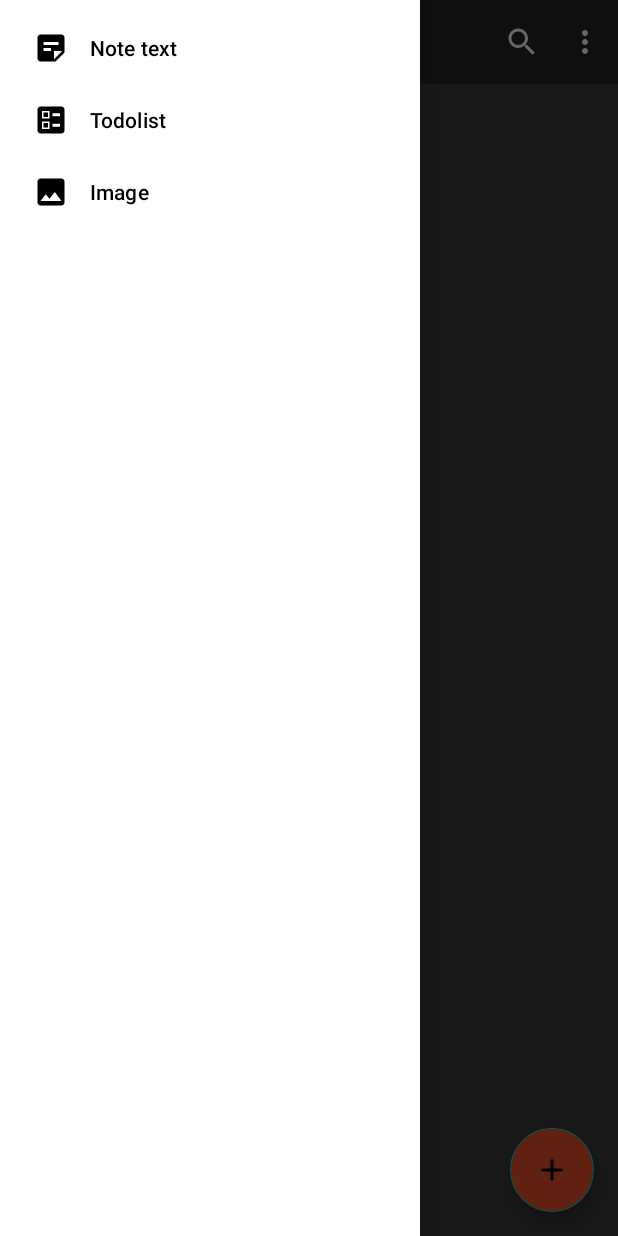
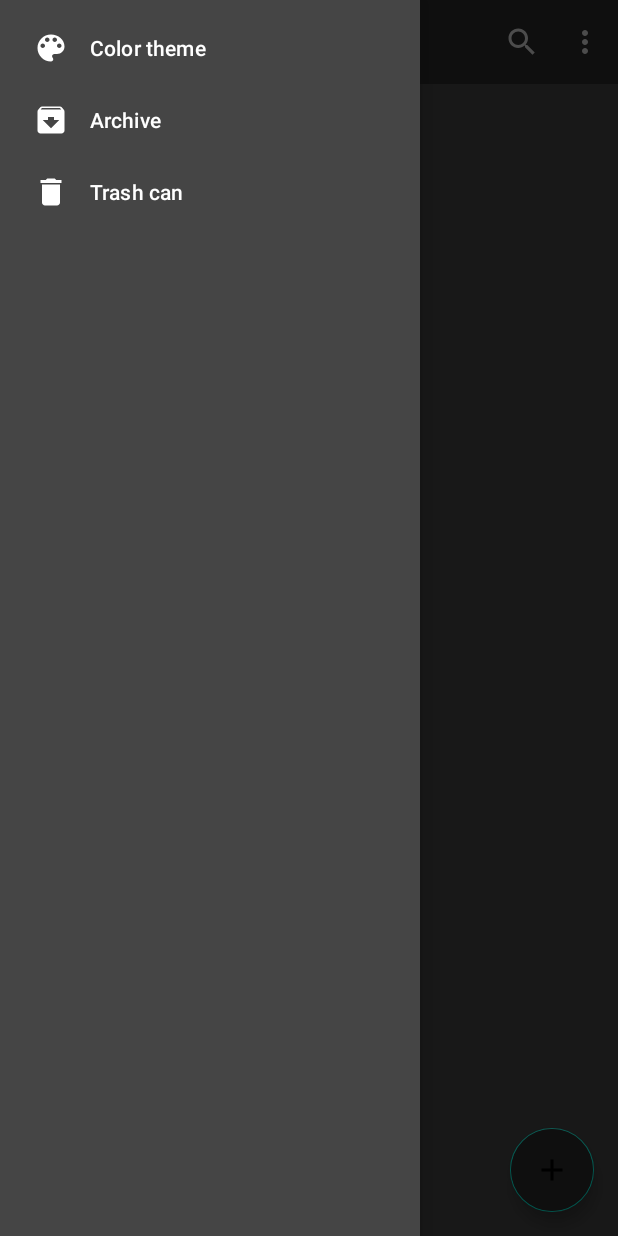
Before and after one commit to GansA11es/NoteApp, an Android app: the screen it shows after launch (MainActivity), with the side drawer open, on a phone screen of 412 x 824 dp. Run offline under Robolectric (Android 15) with nearby library versions, the phone set to English and light mode, and no system bars.

Commit message:
fix color background

```diff
--- a/app/src/main/java/com/example/noteapp/MainActivity.kt
+++ b/app/src/main/java/com/example/noteapp/MainActivity.kt
@@ -25,7 +25,7 @@ class MainActivity : AppCompatActivity(), NavigationView.OnNavigationItemSelecte
         drawerLayout = findViewById(R.id.drawer_layout)
         navMenu = findViewById(R.id.nav_menu)
 
-        var actionBarDrawerToggle = ActionBarDrawerToggle(
+        val actionBarDrawerToggle = ActionBarDrawerToggle(
             this,
             drawerLayout,
             mToolbar,
@@ -42,7 +42,8 @@ class MainActivity : AppCompatActivity(), NavigationView.OnNavigationItemSelecte
     override fun onCreateOptionsMenu(menu: Menu?): Boolean {
         val inflater = menuInflater
         inflater.inflate(R.menu.menu_main, menu)
-        return super.onCreateOptionsMenu(menu)
+        super.onCreateOptionsMenu(menu)
+        return true
     }
 
     override fun onNavigationItemSelected(item: MenuItem): Boolean {
--- /dev/null
+++ b/app/src/main/res/drawable/ic_baseline_archive_24.xml
@@ -0,0 +1,5 @@
+<vector android:height="24dp" android:tint="#FFFFFF"
+    android:viewportHeight="24" android:viewportWidth="24"
+    android:width="24dp" xmlns:android="http://schemas.android.com/apk/res/android">
+    <path android:fillColor="@android:color/white" android:pathData="M20.54,5.23l-1.39,-1.68C18.88,3.21 18.47,3 18,3H6c-0.47,0 -0.88,0.21 -1.16,0.55L3.46,5.23C3.17,5.57 3,6.02 3,6.5V19c0,1.1 0.9,2 2,2h14c1.1,0 2,-0.9 2,-2V6.5c0,-0.48 -0.17,-0.93 -0.46,-1.27zM12,17.5L6.5,12H10v-2h4v2h3.5L12,17.5zM5.12,5l0.81,-1h12l0.94,1H5.12z"/>
+</vector>
--- /dev/null
+++ b/app/src/main/res/drawable/ic_baseline_color_lens_24.xml
@@ -0,0 +1,5 @@
+<vector android:height="24dp" android:tint="#FFFFFF"
+    android:viewportHeight="24" android:viewportWidth="24"
+    android:width="24dp" xmlns:android="http://schemas.android.com/apk/res/android">
+    <path android:fillColor="@android:color/white" android:pathData="M12,3c-4.97,0 -9,4.03 -9,9s4.03,9 9,9c0.83,0 1.5,-0.67 1.5,-1.5 0,-0.39 -0.15,-0.74 -0.39,-1.01 -0.23,-0.26 -0.38,-0.61 -0.38,-0.99 0,-0.83 0.67,-1.5 1.5,-1.5L16,16c2.76,0 5,-2.24 5,-5 0,-4.42 -4.03,-8 -9,-8zM6.5,12c-0.83,0 -1.5,-0.67 -1.5,-1.5S5.67,9 6.5,9 8,9.67 8,10.5 7.33,12 6.5,12zM9.5,8C8.67,8 8,7.33 8,6.5S8.67,5 9.5,5s1.5,0.67 1.5,1.5S10.33,8 9.5,8zM14.5,8c-0.83,0 -1.5,-0.67 -1.5,-1.5S13.67,5 14.5,5s1.5,0.67 1.5,1.5S15.33,8 14.5,8zM17.5,12c-0.83,0 -1.5,-0.67 -1.5,-1.5S16.67,9 17.5,9s1.5,0.67 1.5,1.5 -0.67,1.5 -1.5,1.5z"/>
+</vector>
--- /dev/null
+++ b/app/src/main/res/drawable/ic_baseline_delete_24.xml
@@ -0,0 +1,5 @@
+<vector android:height="24dp" android:tint="#FFFFFF"
+    android:viewportHeight="24" android:viewportWidth="24"
+    android:width="24dp" xmlns:android="http://schemas.android.com/apk/res/android">
+    <path android:fillColor="@android:color/white" android:pathData="M6,19c0,1.1 0.9,2 2,2h8c1.1,0 2,-0.9 2,-2V7H6v12zM19,4h-3.5l-1,-1h-5l-1,1H5v2h14V4z"/>
+</vector>
--- a/app/src/main/res/layout/activity_main.xml
+++ b/app/src/main/res/layout/activity_main.xml
@@ -2,7 +2,6 @@
 <androidx.drawerlayout.widget.DrawerLayout xmlns:android="http://schemas.android.com/apk/res/android"
     xmlns:app="http://schemas.android.com/apk/res-auto"
     xmlns:tools="http://schemas .android.com/tools"
-    xmlns:tools2="http://schemas.android.com/tools"
     android:layout_width="match_parent"
     android:layout_height="match_parent"
     tools:context=".MainActivity"
@@ -11,21 +10,20 @@
     <androidx.coordinatorlayout.widget.CoordinatorLayout
         android:layout_width="match_parent"
         android:layout_height="match_parent"
-        android:background="#3C3C3C">
+        android:background="@color/color_background">
 
         <com.google.android.material.appbar.AppBarLayout
             android:layout_width="match_parent"
             android:layout_height="wrap_content"
-            android:theme="@style/ThemeOverlay.AppCompat.Dark.ActionBar"
+            android:theme="@style/ThemeOverlay.AppCompat.Dark"
             app:liftOnScroll="true">
 
             <androidx.appcompat.widget.Toolbar
                 android:id="@+id/m_toolbar"
                 android:layout_width="match_parent"
                 android:layout_height="?attr/actionBarSize"
-                android:background="#252525"
-                app:titleTextColor="@color/white"/>
-
+                android:background="@color/color_toolbar"
+                android:theme="@style/Theme.AppCompat.NoActionBar"/>
         </com.google.android.material.appbar.AppBarLayout>
 
         <com.google.android.material.floatingactionbutton.FloatingActionButton
@@ -34,13 +32,11 @@
             android:layout_height="wrap_content"
             android:layout_gravity="end|bottom"
             android:layout_margin="16dp"
-            android:backgroundTint="#F3FD562C"
-            android:outlineAmbientShadowColor="#050505"
+            android:backgroundTint="@color/color_toolbar"
             android:src="@drawable/ic_baseline_add_50"
-            app:rippleColor="#EF0000"
+            app:rippleColor="@color/color_background_click_fab"
             tools:ignore="MissingConstraints"
-            android:contentDescription="@string/description_fab"
-            tools2:targetApi="p" />
+            android:contentDescription="@string/description_fab"/>
     </androidx.coordinatorlayout.widget.CoordinatorLayout>
 
     <com.google.android.material.navigation.NavigationView
@@ -49,6 +45,8 @@
         app:menu="@menu/nav_menu"
         android:id="@+id/nav_menu"
         android:layout_gravity="start"
-        />
+        android:background="@color/color_background_nav"
+        app:itemTextColor="@color/white"
+        app:itemIconTint="@color/white"/>
 
 </androidx.drawerlayout.widget.DrawerLayout>
--- a/app/src/main/res/menu/menu_main.xml
+++ b/app/src/main/res/menu/menu_main.xml
@@ -12,8 +12,15 @@
 
     <item
         android:id="@+id/action_settings"
-        android:orderInCategory="100"
+        android:orderInCategory="1"
         android:title="@string/action_settings"
+        app:showAsAction="never" />
+
+    <item
+        android:id="@+id/action_help"
+        android:orderInCategory="2"
+        android:title="@string/action_help"
         app:showAsAction="never"/>
 
+
 </menu>
--- a/app/src/main/res/menu/nav_menu.xml
+++ b/app/src/main/res/menu/nav_menu.xml
@@ -1,13 +1,13 @@
 <?xml version="1.0" encoding="utf-8"?>
 <menu xmlns:android="http://schemas.android.com/apk/res/android">
 
-    <item android:title="@string/nav_note_text"
-        android:icon="@drawable/ic_baseline_sticky_note_2_24"/>
+    <item android:title="@string/nav_color_theme"
+        android:icon="@drawable/ic_baseline_color_lens_24"/>
 
-    <item android:title="@string/nav_todo"
-        android:icon="@drawable/ic_baseline_ballot_24"/>
+    <item android:title="@string/nav_archive"
+        android:icon="@drawable/ic_baseline_archive_24"/>
 
-    <item android:title="@string/nav_image"
-        android:icon="@drawable/ic_baseline_image_24"/>
+    <item android:title="@string/nav_trash_can"
+        android:icon="@drawable/ic_baseline_delete_24"/>
 
 </menu>
--- a/app/src/main/res/values/colors.xml
+++ b/app/src/main/res/values/colors.xml
@@ -7,4 +7,12 @@
     <color name="teal_700">#FF018786</color>
     <color name="black">#FF000000</color>
     <color name="white">#FFFFFFFF</color>
+    <color name="grey">#b1b1b1</color>
+    <color name="light_grey">#bababa</color>
+    <color name="void_background">#00FFFFFF</color>
+    <color name="color_toolbar">#252525</color>
+    <color name="color_background">#3c3c3c</color>
+    <color name="color_background_nav">#454545</color>
+    <color name="color_background_fab">#000000</color>
+    <color name="color_background_click_fab">#333333</color>
 </resources>
--- a/app/src/main/res/values/strings.xml
+++ b/app/src/main/res/values/strings.xml
@@ -1,13 +1,19 @@
 <resources>
     <string name="app_name">NoteApp</string>
     <string name="action_settings">Settings</string>
+    <string name="action_help">Help</string>
+
     <string name="search_title">Search</string>
     <string name="navigation_title">navigation</string>
     <string name="description_fab">new add texe</string>
 
-    <string name="nav_note_text">Note text</string>
-    <string name="nav_todo">Todolist</string>
-    <string name="nav_image">Image</string>
+    <string name="add_note_text">Note text</string>
+    <string name="add_todo">Todolist</string>
+    <string name="add_image">Image</string>
+
+    <string name="nav_color_theme">Color theme</string>
+    <string name="nav_trash_can">Trash can</string>
+    <string name="nav_archive">Archive</string>
 
     <string name="navigation_open">Open</string>
     <string name="navigation_closed">Closed</string>
--- a/app/src/main/res/values/themes.xml
+++ b/app/src/main/res/values/themes.xml
@@ -1,10 +1,11 @@
 <resources xmlns:tools="http://schemas.android.com/tools">
     <!-- Base application theme. -->
-    <style name="Theme.NoteApp" parent="Theme.MaterialComponents.Light.NoActionBar">
+    <style name="Theme.NoteApp" parent="Theme.MaterialComponents.DayNight.NoActionBar">
         <!-- Primary brand color. -->
         <item name="colorPrimary">@color/purple_500</item>
         <item name="colorPrimaryVariant">@color/purple_700</item>
         <item name="colorOnPrimary">@color/white</item>
+        <item name="actionBarTheme">@style/ThemeOverlay.AppCompat.Dark.ActionBar</item>
         <!-- Secondary brand color. -->
         <item name="colorSecondary">@color/teal_200</item>
         <item name="colorSecondaryVariant">@color/teal_700</item>
```
